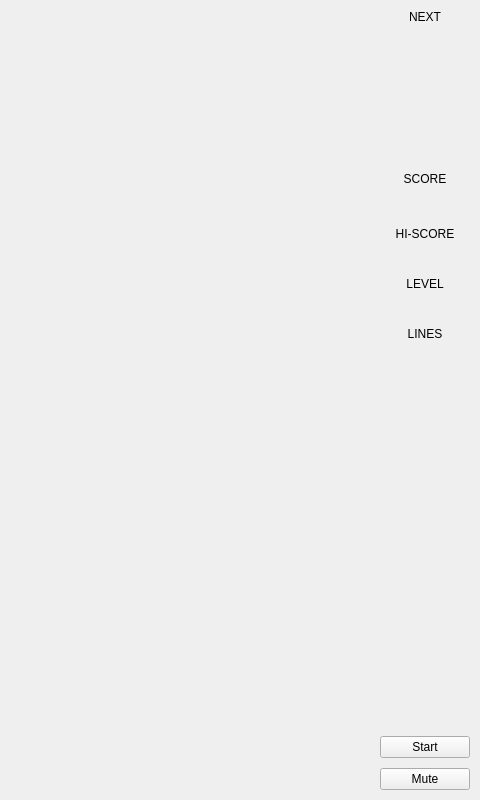
Qt form src/widget.ui (alvarosamudio/Tetris-DTK) before a commit.
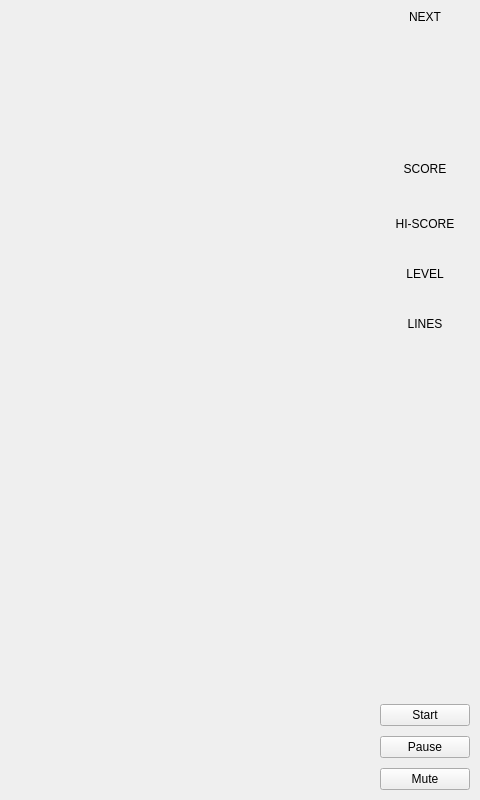
The same form after that commit.

Commit message:
feat: dark theme, center side panel and add pause button
- Apply dark stylesheet to all widgets (labels, buttons, next container)
- Center all side panel elements horizontally
- Fix nextContainer gray background to match dark theme
- Add pause/resume button hidden until game starts
- Fix nextContainer to fixed 90x90 size

The edit to the form file:
```diff
--- a/src/widget.ui
+++ b/src/widget.ui
@@ -80,7 +80,7 @@
          <property name="sizeHint" stdset="0">
           <size>
            <width>20</width>
-           <height>20</height>
+           <height>10</height>
           </size>
          </property>
         </spacer>
@@ -169,6 +169,13 @@
           </property>
          </widget>
         </item>
+        <item>
+         <widget class="QPushButton" name="pauseBtn">
+          <property name="text">
+           <string>Pause</string>
+          </property>
+         </widget>
+        </item>
         <item>
          <widget class="QPushButton" name="muteBtn">
           <property name="text">
```
Left out of the diff: 8 changed lines with no effect on the pictures. Lines whose indentation alone changed are shown as unchanged. The commit also changes 3 other files.
